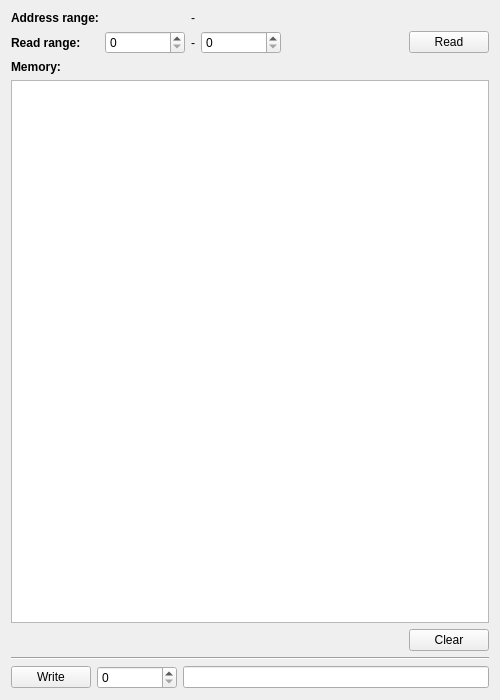
Before: the Qt Designer form pc/TinyBusLoader/ui/eepromMemoryWidget.ui in ChristianMarty/TinyBus, drawn with Qt 5.
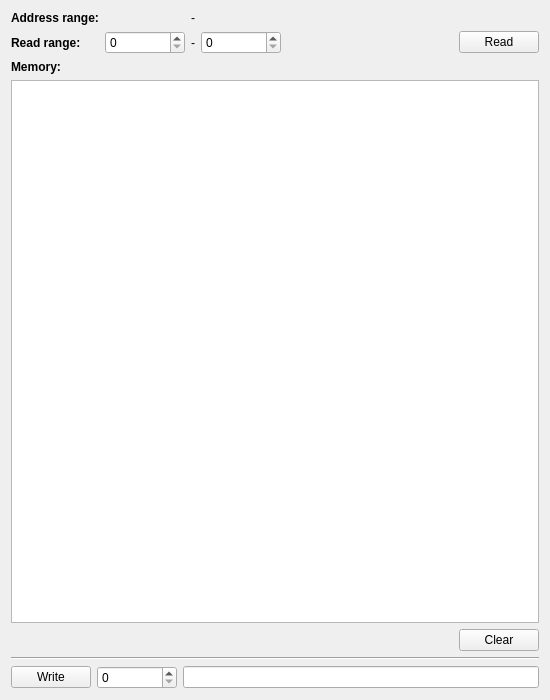
After: the same form once the commit is applied.

What changed in the file:
```diff
--- a/pc/TinyBusLoader/ui/eepromMemoryWidget.ui
+++ b/pc/TinyBusLoader/ui/eepromMemoryWidget.ui
@@ -6,7 +6,7 @@
    <rect>
     <x>0</x>
     <y>0</y>
-    <width>500</width>
+    <width>550</width>
     <height>700</height>
    </rect>
   </property>
```
